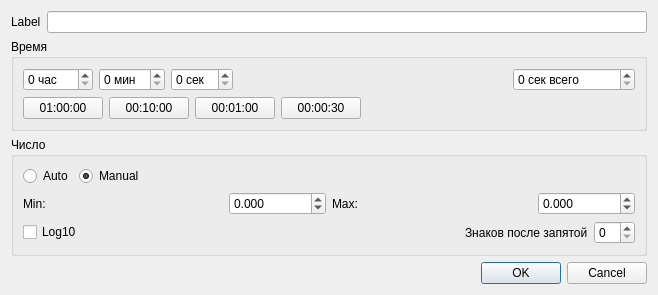
This is lib/kb4/ui/realtimeqcp/axisconfig.ui in koshi8bit/lib as Qt 5 draws it before an edit. The edited form follows.
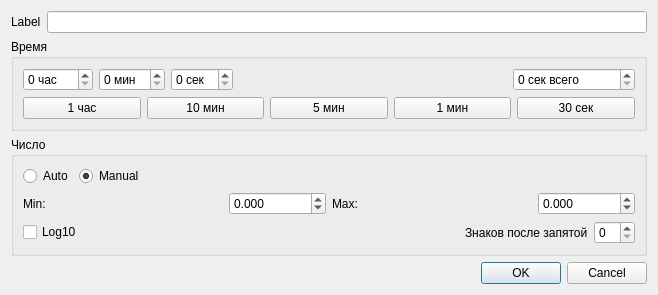
This is the edited form. Custom widgets are drawn as their Qt base class.

Diff of the .ui file:
```diff
--- a/lib/kb4/ui/realtimeqcp/axisconfig.ui
+++ b/lib/kb4/ui/realtimeqcp/axisconfig.ui
@@ -7,7 +7,7 @@
     <x>0</x>
     <y>0</y>
     <width>658</width>
-    <height>265</height>
+    <height>280</height>
    </rect>
   </property>
   <property name="sizePolicy">
@@ -110,44 +110,38 @@
           <item>
            <widget class="QPushButton" name="pushButtonTime010000">
             <property name="text">
-             <string>01:00:00</string>
+             <string>1 час</string>
             </property>
            </widget>
           </item>
           <item>
            <widget class="QPushButton" name="pushButtonTime001000">
             <property name="text">
-             <string>00:10:00</string>
+             <string>10 мин</string>
+            </property>
+           </widget>
+          </item>
+          <item>
+           <widget class="QPushButton" name="pushButtonTime000500">
+            <property name="text">
+             <string>5 мин</string>
             </property>
            </widget>
           </item>
           <item>
            <widget class="QPushButton" name="pushButtonTime000100">
             <property name="text">
-             <string>00:01:00</string>
+             <string>1 мин</string>
             </property>
            </widget>
           </item>
           <item>
            <widget class="QPushButton" name="pushButtonTime000030">
             <property name="text">
-             <string>00:00:30</string>
+             <string>30 сек</string>
             </property>
            </widget>
           </item>
-          <item>
-           <spacer name="horizontalSpacer_4">
-            <property name="orientation">
-             <enum>Qt::Horizontal</enum>
-            </property>
-            <property name="sizeHint" stdset="0">
-             <size>
-              <width>40</width>
-              <height>20</height>
-             </size>
-            </property>
-           </spacer>
-          </item>
          </layout>
         </item>
        </layout>
```
